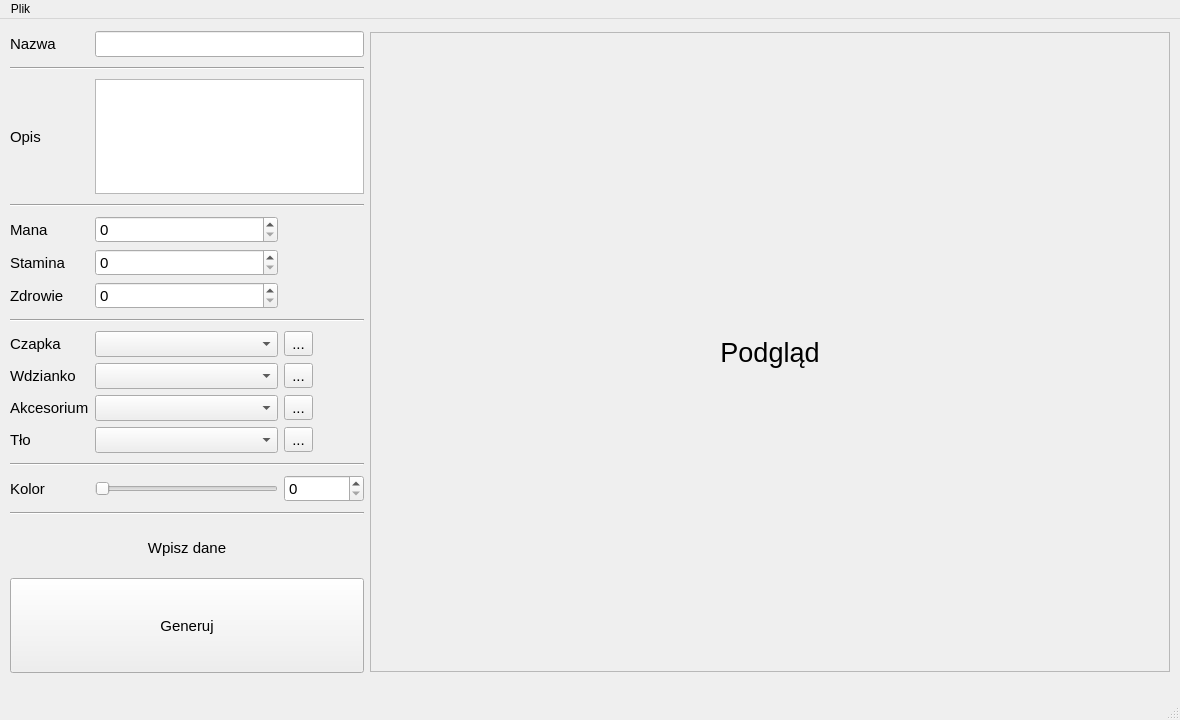
The window that ui.ui (JaZax/projektMitp) describes before a commit, drawn with Qt 5.
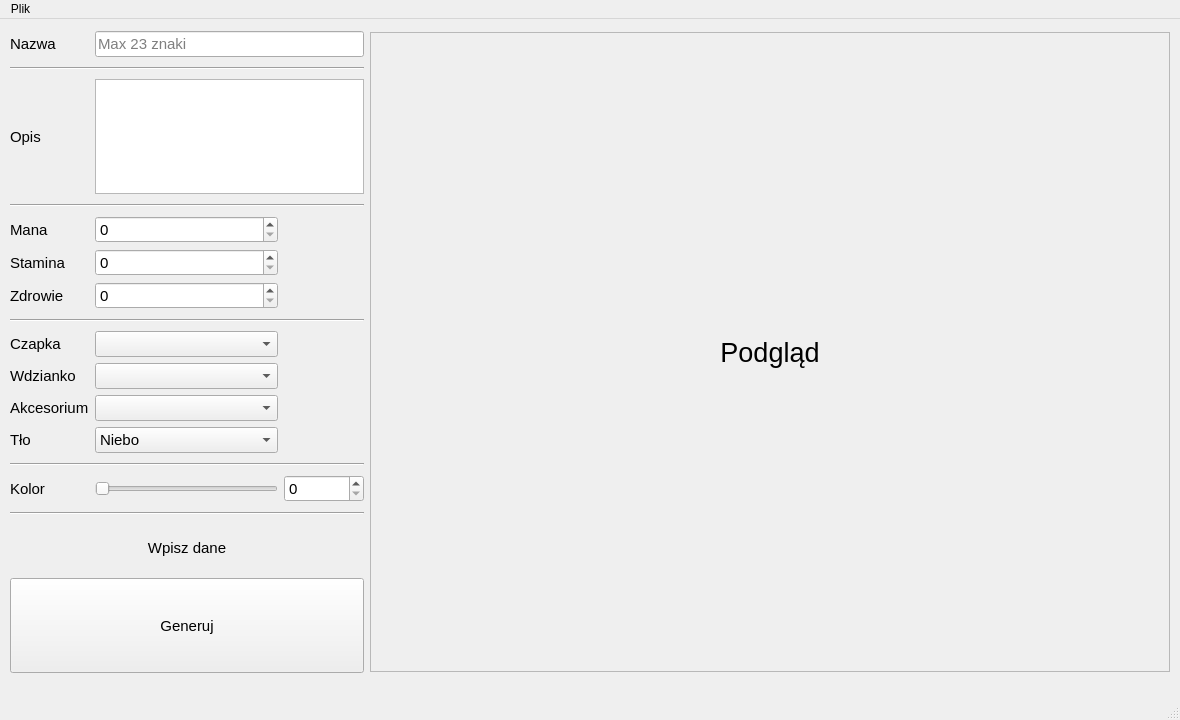
The same window after the commit.

What changed in the file:
```diff
--- a/ui.ui
+++ b/ui.ui
@@ -71,13 +71,6 @@
        </property>
       </widget>
      </item>
-     <item row="9" column="2">
-      <widget class="QToolButton" name="inputBodyOther">
-       <property name="text">
-        <string>...</string>
-       </property>
-      </widget>
-     </item>
      <item row="7" column="0" colspan="3">
       <widget class="Line" name="line3">
        <property name="minimumSize">
@@ -186,11 +179,6 @@
      </item>
      <item row="11" column="1">
       <widget class="QComboBox" name="inputBackground">
-       <item>
-        <property name="text">
-         <string/>
-        </property>
-       </item>
        <item>
         <property name="text">
          <string>Niebo</string>
@@ -217,13 +205,6 @@
        </property>
       </widget>
      </item>
-     <item row="8" column="2">
-      <widget class="QToolButton" name="inputHatOther">
-       <property name="text">
-        <string>...</string>
-       </property>
-      </widget>
-     </item>
      <item row="0" column="1" colspan="2">
       <widget class="QLineEdit" name="inputName">
        <property name="text">
@@ -232,6 +213,9 @@
        <property name="maxLength">
         <number>23</number>
        </property>
+       <property name="placeholderText">
+        <string>Max 23 znaki</string>
+       </property>
       </widget>
      </item>
      <item row="10" column="0">
@@ -241,13 +225,6 @@
        </property>
       </widget>
      </item>
-     <item row="10" column="2">
-      <widget class="QToolButton" name="inputAccessoryOther">
-       <property name="text">
-        <string>...</string>
-       </property>
-      </widget>
-     </item>
      <item row="13" column="1">
       <widget class="QSlider" name="inputColor">
        <property name="maximum">
@@ -376,13 +353,6 @@
        </property>
       </widget>
      </item>
-     <item row="11" column="2">
-      <widget class="QToolButton" name="inputBackgroundOther">
-       <property name="text">
-        <string>...</string>
-       </property>
-      </widget>
-     </item>
      <item row="9" column="1">
       <widget class="QComboBox" name="inputBody">
        <item>
```
Left out of the diff: 121 changed lines with no effect on the pictures.
